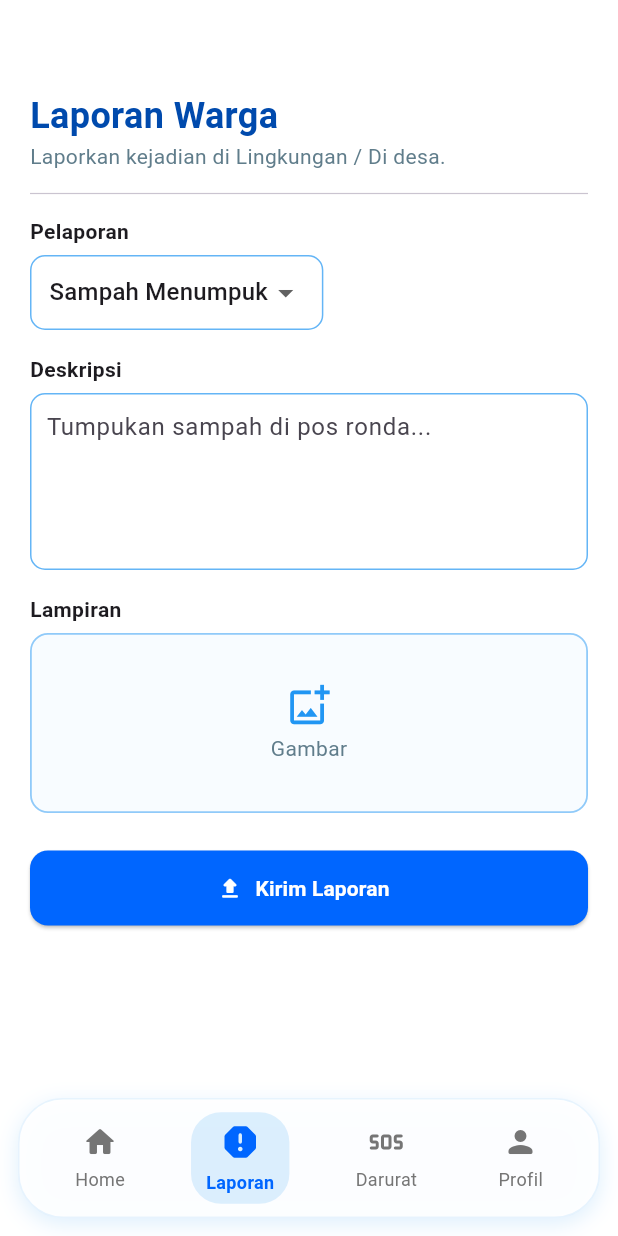
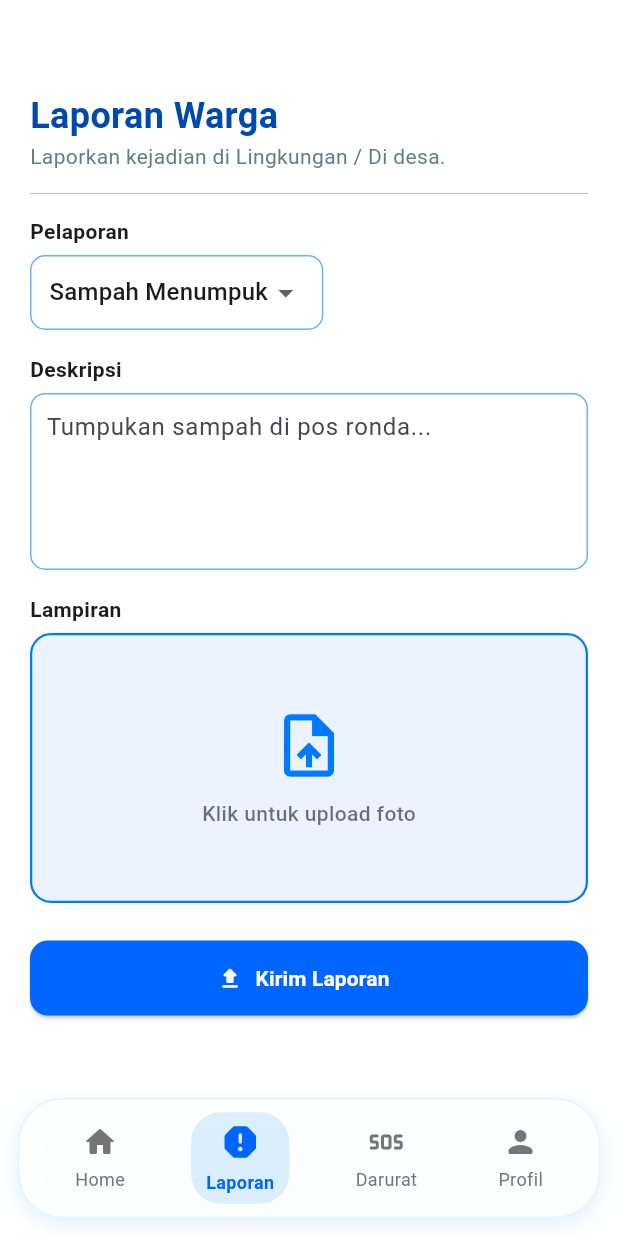
Before and after one commit to nabilkencana/WargaKita, a Flutter app: the LaporanPage screen opened directly, on a phone screen of 412 x 824 dp. Run offline on Flutter 3.47's test engine with Material 3 defaults, Android fonts, the phone set to English and light mode, and no system bars; our stand-ins replace dotted_border, file_picker, image_picker; network calls fail.

Commit message:
Update Besar 2

```diff
--- a/lib/laporanpage.dart
+++ b/lib/laporanpage.dart
@@ -1,4 +1,5 @@
 import 'package:flutter/material.dart';
+import 'package:dotted_border/dotted_border.dart';
 import 'package:flutter_latihan1/profile_page.dart';
 import 'package:flutter_latihan1/sos_page.dart';
 import 'package:image_picker/image_picker.dart';
@@ -15,6 +16,7 @@ class LaporanPage extends StatefulWidget {
 class _LaporanPageState extends State<LaporanPage> {
   String? selectedReport = "Sampah Menumpuk";
   File? _selectedImage;
+  final TextEditingController _descController = TextEditingController();
 
   // 🔹 Fungsi untuk pilih gambar
   Future<void> _pickImage() async {
@@ -27,11 +29,11 @@ class _LaporanPageState extends State<LaporanPage> {
     }
   }
 
-  // 🔹 Fungsi untuk kirim laporan
+  // 🔹 Fungsi untuk kirim laporan + reset otomatis
   void _showSuccessDialog(BuildContext context) {
     showDialog(
       context: context,
-      barrierDismissible: false, // agar tidak tertutup jika diklik di luar
+      barrierDismissible: false,
       builder: (context) {
         return Dialog(
           shape: RoundedRectangleBorder(
@@ -53,7 +55,6 @@ class _LaporanPageState extends State<LaporanPage> {
                 ),
                 const SizedBox(height: 24),
 
-                // Teks utama
                 const Text(
                   "Laporan Anda Sudah Terkirim",
                   textAlign: TextAlign.center,
@@ -65,7 +66,6 @@ class _LaporanPageState extends State<LaporanPage> {
                 ),
                 const SizedBox(height: 32),
 
-                // Tombol merah
                 SizedBox(
                   width: double.infinity,
                   child: ElevatedButton(
@@ -76,7 +76,16 @@ class _LaporanPageState extends State<LaporanPage> {
                       ),
                       padding: const EdgeInsets.symmetric(vertical: 12),
                     ),
-                    onPressed: () => Navigator.pop(context),
+                    onPressed: () {
+                      Navigator.pop(context); // Tutup dialog
+
+                      // 🔹 Reset semua inputan setelah laporan dikirim
+                      setState(() {
+                        selectedReport = "Sampah Menumpuk";
+                        _descController.clear();
+                        _selectedImage = null;
+                      });
+                    },
                     child: const Text(
                       "Ketuk untuk Tutup",
                       style: TextStyle(
@@ -230,15 +239,17 @@ class _LaporanPageState extends State<LaporanPage> {
                   border: Border.all(color: Colors.blue.shade300),
                   borderRadius: BorderRadius.circular(10),
                 ),
-                child: const TextField(
+                child: TextField(
+                  controller: _descController,
                   maxLines: 4,
-                  decoration: InputDecoration(
+                  decoration: const InputDecoration(
                     hintText: "Tumpukan sampah di pos ronda...",
                     border: InputBorder.none,
                     contentPadding: EdgeInsets.all(10),
                   ),
                 ),
               ),
+
               const SizedBox(height: 16),
 
               // 🔸 Lampiran
@@ -342,58 +353,85 @@ class DottedBorderBox extends StatefulWidget {
 }
 
 class _DottedBorderBoxState extends State<DottedBorderBox> {
-  File? _image;
+  File? _selectedImage;
 
-  // Fungsi untuk pilih gambar dari galeri
+  // 🔹 Fungsi untuk pilih gambar
   Future<void> _pickImage() async {
     final picker = ImagePicker();
     final pickedFile = await picker.pickImage(source: ImageSource.gallery);
-
     if (pickedFile != null) {
       setState(() {
-        _image = File(pickedFile.path);
+        _selectedImage = File(pickedFile.path);
       });
     }
   }
 
   @override
   Widget build(BuildContext context) {
-    _image = widget.image;
+    final File? displayedImage = widget.image ?? _selectedImage;
+
     return GestureDetector(
-      onTap: _pickImage, // 👈 tekan untuk pilih gambar
-      child: Container(
+      onTap: _pickImage,
       child: Container(
         width: double.infinity,
-          height: 120,
+        height: 180,
         decoration: BoxDecoration(
-            border: Border.all(color: Colors.blue.shade200, width: 1.2),
-            borderRadius: BorderRadius.circular(12),
-            color: Colors.blue.withOpacity(0.03),
+          color: const Color(0xFFEAF3FF),
+          borderRadius: BorderRadius.circular(14),
+          border: Border.all(color: const Color(0xFF007BFF), width: 1.5),
         ),
-          child: Center(
-            child: _image == null
+        child: displayedImage == null
             ? Column(
-                    mainAxisSize: MainAxisSize.min,
+                mainAxisAlignment: MainAxisAlignment.center,
                 children: const [
-                      Icon(
-                        Icons.add_photo_alternate_outlined,
-                        color: Colors.blue,
-                        size: 30,
+                  Icon(Icons.upload_file, color: Color(0xFF007BFF), size: 50),
+                  SizedBox(height: 10),
+                  Text(
+                    "Klik untuk upload foto",
+                    style: TextStyle(
+                      fontSize: 14,
+                      color: Colors.black54,
+                      fontWeight: FontWeight.w500,
                     ),
-                      SizedBox(height: 4),
-                      Text("Gambar", style: TextStyle(color: Colors.blueGrey)),
+                  ),
                 ],
               )
-                : ClipRRect(
-                    borderRadius: BorderRadius.circular(10),
+            : Stack(
+                children: [
+                  ClipRRect(
+                    borderRadius: BorderRadius.circular(12),
                     child: Image.file(
-                      _image!,
+                      displayedImage,
                       fit: BoxFit.cover,
-                      width: 100,
-                      height: 100,
+                      width: double.infinity,
+                      height: double.infinity,
+                    ),
+                  ),
+                  // Tombol ubah foto
+                  Positioned(
+                    bottom: 8,
+                    right: 8,
+                    child: ElevatedButton.icon(
+                      onPressed: _pickImage,
+                      icon: const Icon(Icons.edit, size: 16),
+                      label: const Text(
+                        "Ubah Foto",
+                        style: TextStyle(fontSize: 12),
+                      ),
+                      style: ElevatedButton.styleFrom(
+                        backgroundColor: Colors.black.withOpacity(0.6),
+                        foregroundColor: Colors.white,
+                        padding: const EdgeInsets.symmetric(
+                          horizontal: 10,
+                          vertical: 6,
+                        ),
+                        shape: RoundedRectangleBorder(
+                          borderRadius: BorderRadius.circular(8),
                         ),
                       ),
                     ),
+                  ),
+                ],
               ),
       ),
     );
--- a/pubspec.yaml
+++ b/pubspec.yaml
@@ -36,6 +36,8 @@ dependencies:
   cupertino_icons: ^1.0.8
   shared_preferences: ^2.5.3
   image_picker: ^1.2.0
+  file_picker: ^10.3.3
+  dotted_border: ^3.1.0
 
 dev_dependencies:
   flutter_test:
```
Also changed, not shown: lib/register_screen.dart (+83 -77 lines), lib/social_screen.dart (+118 -78 lines), pubspec.lock, 1 other file. Lines whose indentation alone changed are shown as unchanged.
